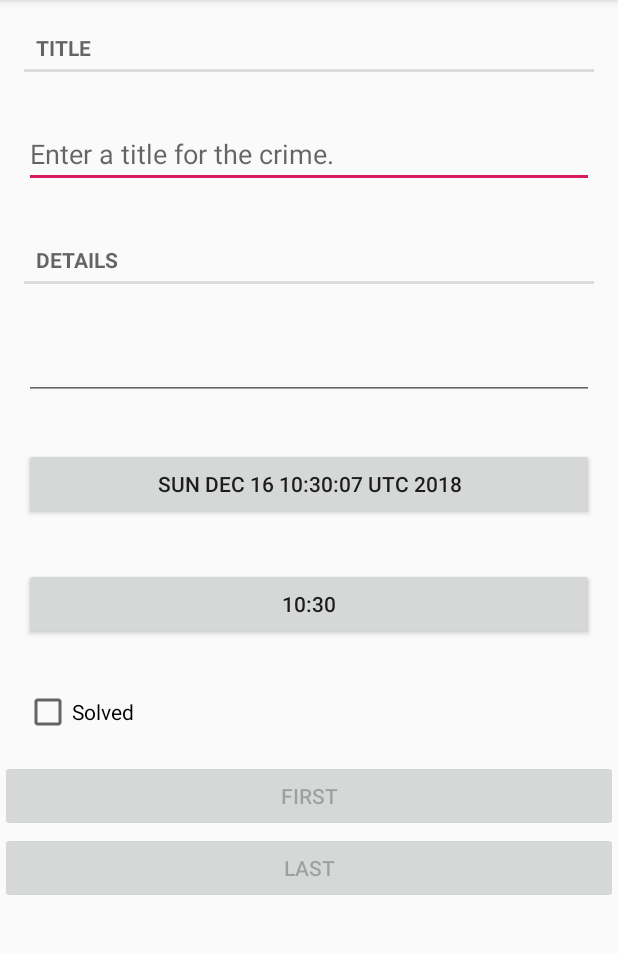
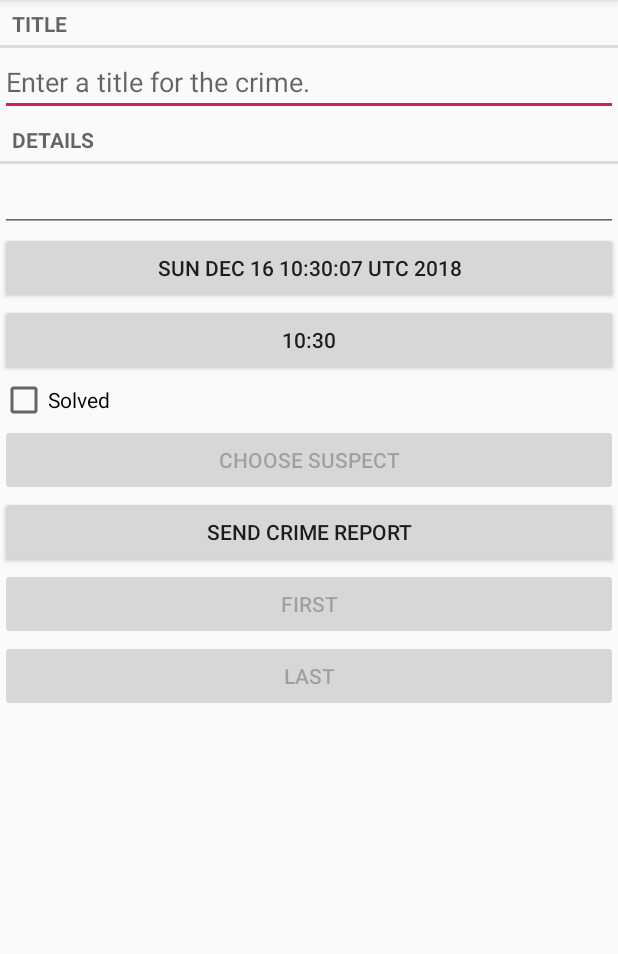
Before and after one commit to andreimironov/BigNerdRanch_CriminalIntent, an Android app: the screen it shows after launch (CrimePagerActivity), after a tap on "ADD CRIME", on a phone screen of 412 x 824 dp, the part 84-1038 px from its top. Run offline under Robolectric (Android 15) with nearby library versions, the phone set to English and light mode, and no system bars.

Commit message:
Ch15 before challenges

```diff
--- a/app/src/main/java/com/andreimironov/criminalintent/Crime.java
+++ b/app/src/main/java/com/andreimironov/criminalintent/Crime.java
@@ -9,6 +9,15 @@ public class Crime {
     private String mDetails;
     private Date mDate;
     private boolean mSolved;
+    private String mSuspect;
+
+    public String getSuspect() {
+        return mSuspect;
+    }
+
+    public void setSuspect(String suspect) {
+        mSuspect = suspect;
+    }
 
     public Crime() {
         this(UUID.randomUUID());
--- a/app/src/main/java/com/andreimironov/criminalintent/CrimeCursorWrapper.java
+++ b/app/src/main/java/com/andreimironov/criminalintent/CrimeCursorWrapper.java
@@ -23,10 +23,13 @@ public class CrimeCursorWrapper extends CursorWrapper {
         String title = getString(getColumnIndex(CrimeTable.Cols.TITLE));
         long date = getLong(getColumnIndex(CrimeTable.Cols.DATE));
         int isSolved = getInt(getColumnIndex(CrimeTable.Cols.SOLVED));
+        String suspect = getString(getColumnIndex(CrimeTable.Cols.SUSPECT));
+
         Crime crime = new Crime(UUID.fromString(uuidString));
         crime.setTitle(title);
         crime.setDate(new Date(date));
         crime.setSolved(isSolved != 0);
+        crime.setSuspect(suspect);
         return crime;
     }
 }
--- a/app/src/main/java/com/andreimironov/criminalintent/CrimeFragment.java
+++ b/app/src/main/java/com/andreimironov/criminalintent/CrimeFragment.java
@@ -3,13 +3,19 @@ package com.andreimironov.criminalintent;
 import android.app.Activity;
 import android.content.Context;
 import android.content.Intent;
+import android.content.pm.PackageManager;
+import android.database.Cursor;
+import android.net.Uri;
 import android.os.Bundle;
 import androidx.annotation.NonNull;
 import androidx.annotation.Nullable;
 import androidx.fragment.app.Fragment;
 import androidx.fragment.app.FragmentManager;
+
+import android.provider.ContactsContract;
 import android.text.Editable;
 import android.text.TextWatcher;
+import android.text.format.DateFormat;
 import android.view.LayoutInflater;
 import android.view.Menu;
 import android.view.MenuInflater;
@@ -33,6 +39,7 @@ public class CrimeFragment extends Fragment {
     public static final String EXTRA_DATE = "date";
     private static final int REQUEST_TIME = 1;
     private static final String DIALOG_TIME = "DialogTime";
+    private static final int REQUEST_CONTACT = 2;
     private int mPosition;
     private Crime mCrime;
     private EditText mTitleField;
@@ -44,6 +51,8 @@ public class CrimeFragment extends Fragment {
     private Button mLastButton;
     private OnFirstButtonClickedListener mOnFirstButtonClickedListener;
     private OnLastButtonClickedListener mOnLastButtonClickedListener;
+    private Button mReportButton;
+    private Button mSuspectButton;
 
     @Override
     public void onCreate(@Nullable Bundle savedInstanceState) {
@@ -96,8 +105,8 @@ public class CrimeFragment extends Fragment {
     @Nullable
     @Override
     public View onCreateView(@NonNull LayoutInflater inflater, @Nullable ViewGroup container, @Nullable Bundle savedInstanceState) {
-        View v = inflater.inflate(R.layout.fragment_crime, container, false);
-        mTitleField = v.findViewById(R.id.crime_title);
+        View view = inflater.inflate(R.layout.fragment_crime, container, false);
+        mTitleField = view.findViewById(R.id.crime_title);
         mTitleField.setText(mCrime.getTitle());
         mTitleField.addTextChangedListener(new TextWatcher() {
             @Override
@@ -114,7 +123,7 @@ public class CrimeFragment extends Fragment {
             public void afterTextChanged(Editable s) {
             }
         });
-        mDetailsField = v.findViewById(R.id.crime_details);
+        mDetailsField = view.findViewById(R.id.crime_details);
         mDetailsField.setText(mCrime.getDetails());
         mDetailsField.addTextChangedListener(new TextWatcher() {
             @Override
@@ -131,7 +140,7 @@ public class CrimeFragment extends Fragment {
             public void afterTextChanged(Editable s) {
             }
         });
-        mDateButton = v.findViewById(R.id.crime_date);
+        mDateButton = view.findViewById(R.id.crime_date);
         mDateButton.setOnClickListener(
                 new View.OnClickListener() {
                     @Override
@@ -151,7 +160,7 @@ public class CrimeFragment extends Fragment {
                     }
                 }
         );
-        mTimeButton = v.findViewById(R.id.crime_time);
+        mTimeButton = view.findViewById(R.id.crime_time);
         mTimeButton.setOnClickListener(
                 new View.OnClickListener() {
                     @Override
@@ -172,7 +181,7 @@ public class CrimeFragment extends Fragment {
                 }
         );
         updateDate();
-        mSolvedCheckBox = v.findViewById(R.id.crime_solved);
+        mSolvedCheckBox = view.findViewById(R.id.crime_solved);
         mSolvedCheckBox.setChecked(mCrime.isSolved());
         mSolvedCheckBox.setOnCheckedChangeListener(new CompoundButton.OnCheckedChangeListener() {
             @Override
@@ -181,7 +190,7 @@ public class CrimeFragment extends Fragment {
                 mCrime.setSolved(isChecked);
             }
         });
-        mFirstButton = v.findViewById(R.id.first_button);
+        mFirstButton = view.findViewById(R.id.first_button);
         mFirstButton.setOnClickListener(
                 new View.OnClickListener() {
                     @Override
@@ -190,7 +199,7 @@ public class CrimeFragment extends Fragment {
                     }
                 }
         );
-        mLastButton = v.findViewById(R.id.last_button);
+        mLastButton = view.findViewById(R.id.last_button);
         mLastButton.setOnClickListener(
                 new View.OnClickListener() {
                     @Override
@@ -205,7 +214,33 @@ public class CrimeFragment extends Fragment {
         if (mPosition == CrimeLab.get(getActivity()).getCrimes().size() - 1) {
             mLastButton.setEnabled(false);
         }
-        return v;
+        mReportButton = view.findViewById(R.id.crime_report);
+        mReportButton.setOnClickListener(new View.OnClickListener() {
+            @Override
+            public void onClick(View v) {
+                Intent intent = new Intent(Intent.ACTION_SEND);
+                intent.setType("text/plain");
+                intent.putExtra(Intent.EXTRA_TEXT, getCrimeReport());
+                intent.putExtra(Intent.EXTRA_SUBJECT, getString(R.string.crime_report_subject));
+                intent = Intent.createChooser(intent, getString(R.string.send_report));
+                startActivity(intent);
+            }
+        });
+        mSuspectButton = view.findViewById(R.id.crime_suspect);
+        final Intent pickContact = new Intent(Intent.ACTION_PICK, ContactsContract.Contacts.CONTENT_URI);
+        mSuspectButton.setOnClickListener(new View.OnClickListener() {
+            public void onClick(View v) {
+                startActivityForResult(pickContact, REQUEST_CONTACT);
+            }
+        });
+        if (mCrime.getSuspect() != null) {
+            mSuspectButton.setText(mCrime.getSuspect());
+        }
+        PackageManager packageManager = getActivity().getPackageManager();
+        if (packageManager.resolveActivity(pickContact, PackageManager.MATCH_DEFAULT_ONLY) == null) {
+            mSuspectButton.setEnabled(false);
+        }
+        return view;
     }
 
     @Override
@@ -230,6 +265,35 @@ public class CrimeFragment extends Fragment {
             updateDate();
             return;
         }
+
+        if (requestCode == REQUEST_CONTACT && data != null) {
+            Uri contactUri = data.getData();
+            // Specify which fields you want your query to return values for
+            String[] queryFields = new String[] {
+                    ContactsContract.Contacts.DISPLAY_NAME
+            };
+            // Perform your query - the contactUri is like a "where"
+            // clause here
+            Cursor c = getActivity()
+                    .getContentResolver()
+                    .query(contactUri, queryFields, null, null, null)
+            ;
+            try {
+                // Double-check that you actually got results
+                if (c.getCount() == 0) {
+                    return;
+                }
+                // Pull out the first column of the first row of data -
+                // that is your suspect's name
+                c.moveToFirst();
+                String suspect = c.getString(0);
+                mCrime.setSuspect(suspect);
+                mSuspectButton.setText(suspect);
+            }
+            finally {
+                c.close();
+            }
+        }
     }
 
     private void updateDate() {
@@ -250,6 +314,27 @@ public class CrimeFragment extends Fragment {
         fragment.setArguments(args);
         return fragment;
     }
+
+    private String getCrimeReport() {
+        String dateFormat = "EEE, MMM dd";
+        String dateString = DateFormat.format(dateFormat,
+                mCrime.getDate()).toString();
+        String solvedString = null;
+        if (mCrime.isSolved()) {
+            solvedString = getString(R.string.crime_report_solved);
+        } else {
+            solvedString = getString(R.string.crime_report_unsolved);
+        }
+        String suspect = mCrime.getSuspect();
+        if (suspect == null) {
+            suspect = getString(R.string.crime_report_no_suspect);
+        } else {
+            suspect = getString(R.string.crime_report_suspect, suspect);
+        }
+        String report = getString(R.string.crime_report,
+                mCrime.getTitle(), dateString, solvedString, suspect);
+        return report;
+    }
 }
 
 interface OnFirstButtonClickedListener {
--- a/app/src/main/java/com/andreimironov/criminalintent/CrimeLab.java
+++ b/app/src/main/java/com/andreimironov/criminalintent/CrimeLab.java
@@ -104,6 +104,7 @@ public class CrimeLab {
         values.put(CrimeTable.Cols.SOLVED, crime.isSolved() ? 1 : 0);
         values.put(CrimeTable.Cols.TITLE, crime.getTitle());
         values.put(CrimeTable.Cols.UUID, crime.getId().toString());
+        values.put(CrimeTable.Cols.SUSPECT, crime.getSuspect());
         return values;
     }
 }
--- a/app/src/main/java/com/andreimironov/criminalintent/databse/CrimeBaseHelper.java
+++ b/app/src/main/java/com/andreimironov/criminalintent/databse/CrimeBaseHelper.java
@@ -22,7 +22,8 @@ public class CrimeBaseHelper extends SQLiteOpenHelper {
                         CrimeTable.Cols.UUID + ", " +
                         CrimeTable.Cols.TITLE + ", " +
                         CrimeTable.Cols.DATE + ", " +
-                        CrimeTable.Cols.SOLVED +
+                        CrimeTable.Cols.SOLVED + ", " +
+                        CrimeTable.Cols.SUSPECT +
                         ")"
         );
     }
--- a/app/src/main/java/com/andreimironov/criminalintent/databse/CrimeDbSchema.java
+++ b/app/src/main/java/com/andreimironov/criminalintent/databse/CrimeDbSchema.java
@@ -9,6 +9,7 @@ public class CrimeDbSchema {
             public static final String TITLE = "title";
             public static final String DATE = "date";
             public static final String SOLVED = "solved";
+            public static final String SUSPECT = "suspect";
         }
     }
 }
--- a/app/src/main/res/layout/fragment_crime.xml
+++ b/app/src/main/res/layout/fragment_crime.xml
@@ -1,6 +1,7 @@
 <?xml version="1.0" encoding="utf-8"?>
 <LinearLayout
     xmlns:android="http://schemas.android.com/apk/res/android"
+    xmlns:tools="http://schemas.android.com/tools"
     android:layout_width="match_parent"
     android:layout_height="match_parent"
     android:orientation="vertical">
@@ -9,19 +10,16 @@
         style="?android:listSeparatorTextViewStyle"
         android:layout_width="match_parent"
         android:layout_height="wrap_content"
-        android:layout_margin="16dp"
         android:text="@string/crime_title_label"/>
     <EditText
         android:id="@+id/crime_title"
         android:layout_width="match_parent"
         android:layout_height="wrap_content"
-        android:layout_margin="16dp"
         android:hint="@string/crime_title_hint"/>
     <TextView
         style="?android:listSeparatorTextViewStyle"
         android:layout_width="match_parent"
         android:layout_height="wrap_content"
-        android:layout_margin="16dp"
         android:text="@string/crime_details_label"/>
     <EditText
         android:id="@+id/crime_details"
@@ -29,24 +27,32 @@
         android:layout_height="wrap_content"
         android:ems="10"
         android:inputType="textPersonName"
-        android:layout_margin="16dp"
         android:text="Name" />
     <Button
         android:id="@+id/crime_date"
         android:layout_width="match_parent"
-        android:layout_margin="16dp"
         android:layout_height="wrap_content"/>
     <Button
         android:id="@+id/crime_time"
         android:layout_width="match_parent"
-        android:layout_margin="16dp"
         android:layout_height="wrap_content"/>
     <CheckBox
         android:id="@+id/crime_solved"
         android:layout_width="match_parent"
         android:layout_height="wrap_content"
-        android:layout_margin="16dp"
         android:text="@string/crime_solved_label"/>
+
+    <Button
+        android:id="@+id/crime_suspect"
+        android:layout_width="match_parent"
+        android:layout_height="wrap_content"
+        android:text="@string/crime_suspect_text" />
+
+    <Button
+        android:id="@+id/crime_report"
+        android:layout_width="match_parent"
+        android:layout_height="wrap_content"
+        android:text="@string/crime_report_text" />
 
     <Button
         android:id="@+id/first_button"
--- a/app/src/main/res/values/strings.xml
+++ b/app/src/main/res/values/strings.xml
@@ -13,4 +13,15 @@
         <item quantity="one">%1$d crime</item>
         <item quantity="other">%1$d crimes</item>
     </plurals>
+    <string name="crime_suspect_text">Choose Suspect</string>
+    <string name="crime_report_text">Send Crime Report</string>
+    <string name="crime_report">%1$s!
+         The crime was discovered on %2$s. %3$s, and %4$s
+    </string>
+    <string name="crime_report_solved">The case is solved</string>
+    <string name="crime_report_unsolved">The case is not solved</string>
+    <string name="crime_report_no_suspect">there is no suspect.</string>
+    <string name="crime_report_suspect">the suspect is %s.</string>
+    <string name="crime_report_subject">CriminalIntent Crime Report</string>
+    <string name="send_report">Send crime report via</string>
 </resources>
```
